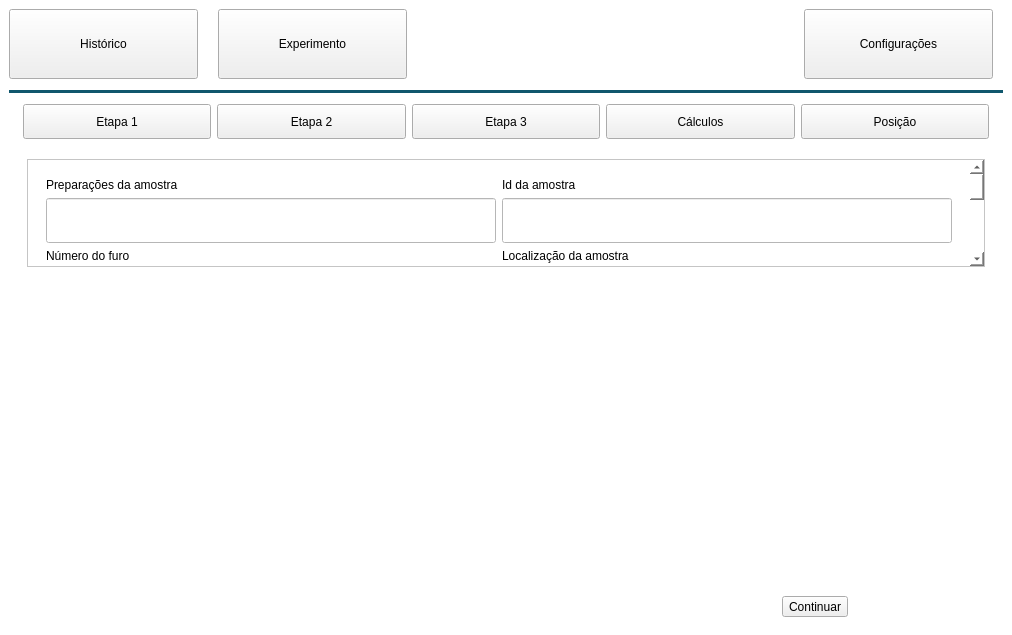
First picture: the form in Code/Interface/mainwindow.ui, repository Matheusodias/infralab_direct_shear_embedded_interface, before the edit.
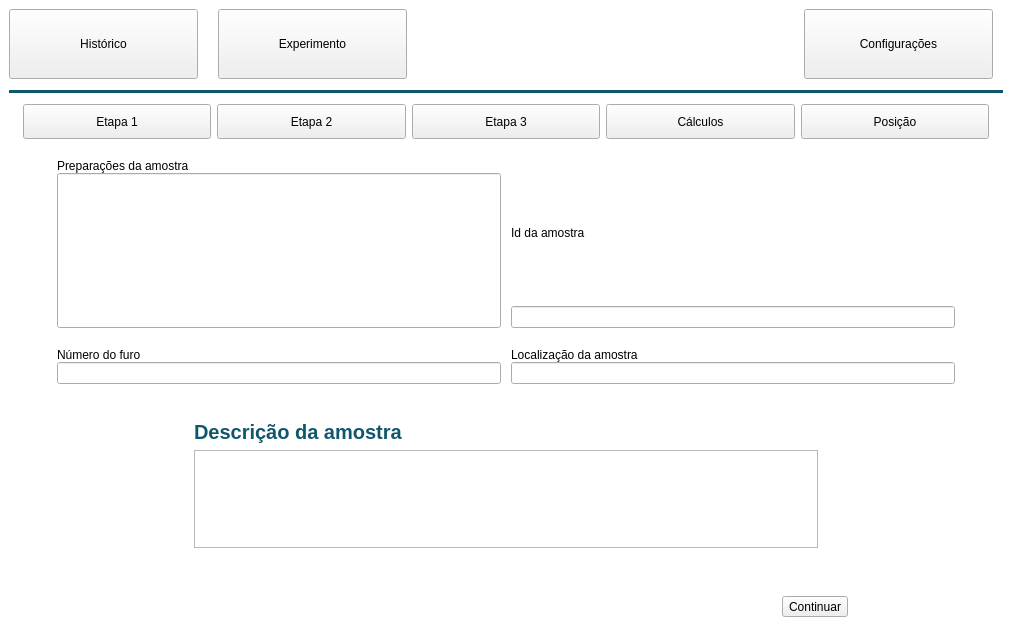
Second picture: the form after the edit. The open tabs and pages were chosen to show the change. Icons and pictures are not drawn.

Commit message: Add 3 phases pages and create prototypes for experiment class.

Patch:
```diff
--- a/Code/Interface/mainwindow.ui
+++ b/Code/Interface/mainwindow.ui
@@ -639,195 +639,187 @@
                </layout>
               </widget>
               <widget class="QWidget" name="phase2_page">
-               <layout class="QVBoxLayout" name="verticalLayout_6" stretch="3,9,2">
+               <layout class="QVBoxLayout" name="verticalLayout_23" stretch="6,3,1,2">
                 <item>
-                 <widget class="QScrollArea" name="scrollAreaPhase2">
-                  <property name="minimumSize">
-                   <size>
-                    <width>200</width>
-                    <height>85</height>
-                   </size>
+                 <layout class="QGridLayout" name="phase2_gridLayout">
+                  <property name="leftMargin">
+                   <number>30</number>
                   </property>
-                  <property name="styleSheet">
-                   <string notr="true">background-color:white;
-</string>
+                  <property name="topMargin">
+                   <number>0</number>
                   </property>
-                  <property name="frameShadow">
-                   <enum>QFrame::Raised</enum>
+                  <property name="rightMargin">
+                   <number>30</number>
                   </property>
-                  <property name="lineWidth">
-                   <number>1</number>
+                  <property name="bottomMargin">
+                   <number>30</number>
                   </property>
-                  <property name="widgetResizable">
-                   <bool>true</bool>
+                  <property name="horizontalSpacing">
+                   <number>10</number>
                   </property>
-                  <widget class="QWidget" name="scrollAreaWidgetContentsPhase2">
-                   <property name="geometry">
-                    <rect>
-                     <x>0</x>
-                     <y>0</y>
-                     <width>942</width>
-                     <height>518</height>
-                    </rect>
-                   </property>
-                   <layout class="QVBoxLayout" name="verticalLayout_5">
+                  <property name="verticalSpacing">
+                   <number>20</number>
+                  </property>
+                  <item row="1" column="0">
+                   <layout class="QVBoxLayout" name="boringNumber_layout">
                     <item>
-                     <widget class="QFrame" name="frame_Phase2">
+                     <widget class="QLabel" name="label_20">
+                      <property name="text">
+                       <string>Número do furo</string>
+                      </property>
+                     </widget>
+                    </item>
+                    <item>
+                     <widget class="QLineEdit" name="lineEdit_18"/>
+                    </item>
+                   </layout>
+                  </item>
+                  <item row="1" column="1">
+                   <layout class="QVBoxLayout" name="sampleLocation_layout">
+                    <item>
+                     <widget class="QLabel" name="label_18">
+                      <property name="text">
+                       <string>Localização da amostra</string>
+                      </property>
+                     </widget>
+                    </item>
+                    <item>
+                     <widget class="QLineEdit" name="lineEdit_16"/>
+                    </item>
+                   </layout>
+                  </item>
+                  <item row="0" column="0">
+                   <layout class="QVBoxLayout" name="samplePreparation_Layout" stretch="0,0">
+                    <property name="spacing">
+                     <number>0</number>
+                    </property>
+                    <item>
+                     <widget class="QLabel" name="label_17">
+                      <property name="sizePolicy">
+                       <sizepolicy hsizetype="Preferred" vsizetype="Preferred">
+                        <horstretch>0</horstretch>
+                        <verstretch>0</verstretch>
+                       </sizepolicy>
+                      </property>
+                      <property name="styleSheet">
+                       <string notr="true"/>
+                      </property>
+                      <property name="text">
+                       <string>Preparações da amostra</string>
+                      </property>
+                      <property name="alignment">
+                       <set>Qt::AlignBottom|Qt::AlignLeading|Qt::AlignLeft</set>
+                      </property>
+                     </widget>
+                    </item>
+                    <item>
+                     <widget class="QLineEdit" name="lineEdit_15">
+                      <property name="sizePolicy">
+                       <sizepolicy hsizetype="Expanding" vsizetype="Expanding">
+                        <horstretch>0</horstretch>
+                        <verstretch>0</verstretch>
+                       </sizepolicy>
+                      </property>
+                      <property name="styleSheet">
+                       <string notr="true"/>
+                      </property>
+                     </widget>
+                    </item>
+                   </layout>
+                  </item>
+                  <item row="0" column="1">
+                   <layout class="QVBoxLayout" name="sampleIdLayout">
+                    <item>
+                     <widget class="QLabel" name="label_15">
+                      <property name="text">
+                       <string>Id da amostra</string>
+                      </property>
+                     </widget>
+                    </item>
+                    <item>
+                     <widget class="QLineEdit" name="lineEdit_13"/>
+                    </item>
+                   </layout>
+                  </item>
+                 </layout>
+                </item>
+                <item>
+                 <layout class="QHBoxLayout" name="layout_SampleDescription" stretch="1,5,1">
+                  <item>
+                   <spacer name="horizontalSpacer_8">
+                    <property name="orientation">
+                     <enum>Qt::Horizontal</enum>
+                    </property>
+                    <property name="sizeHint" stdset="0">
+                     <size>
+                      <width>40</width>
+                      <height>20</height>
+                     </size>
+                    </property>
+                   </spacer>
+                  </item>
+                  <item>
+                   <layout class="QVBoxLayout" name="sampleDescription_layout">
+                    <property name="leftMargin">
+                     <number>30</number>
+                    </property>
+                    <property name="rightMargin">
+                     <number>30</number>
+                    </property>
+                    <item>
+                     <widget class="QLabel" name="label_21">
+                      <property name="font">
+                       <font>
+                        <pointsize>15</pointsize>
+                        <bold>true</bold>
+                       </font>
+                      </property>
+                      <property name="styleSheet">
+                       <string notr="true">color: #10576D;</string>
+                      </property>
+                      <property name="text">
+                       <string>Descrição da amostra</string>
+                      </property>
+                      <property name="alignment">
+                       <set>Qt::AlignBottom|Qt::AlignLeading|Qt::AlignLeft</set>
+                      </property>
+                     </widget>
+                    </item>
+                    <item>
+                     <widget class="QTextEdit" name="textEdit">
                       <property name="minimumSize">
                        <size>
-                        <width>500</width>
-                        <height>500</height>
+                        <width>100</width>
+                        <height>15</height>
                        </size>
                       </property>
-                      <property name="frameShape">
-                       <enum>QFrame::NoFrame</enum>
+                      <property name="maximumSize">
+                       <size>
+                        <width>1000</width>
+                        <height>16777215</height>
+                       </size>
                       </property>
-                      <property name="frameShadow">
-                       <enum>QFrame::Plain</enum>
-                      </property>
-                      <property name="lineWidth">
-                       <number>0</number>
-                      </property>
-                      <layout class="QVBoxLayout" name="verticalLayout_13" stretch="2,5">
-                       <item>
-                        <layout class="QGridLayout" name="gridLayout_Phase2">
-                         <item row="0" column="0">
-                          <layout class="QVBoxLayout" name="verticalLayout_SamplePreparation">
-                           <item>
-                            <widget class="QLabel" name="label_SamplePreparation">
-                             <property name="text">
-                              <string>Preparações da amostra</string>
-                             </property>
-                            </widget>
-                           </item>
-                           <item>
-                            <widget class="QLineEdit" name="lineEdit_SamplePreparation">
-                             <property name="sizePolicy">
-                              <sizepolicy hsizetype="Expanding" vsizetype="Expanding">
-                               <horstretch>0</horstretch>
-                               <verstretch>0</verstretch>
-                              </sizepolicy>
-                             </property>
-                             <property name="minimumSize">
-                              <size>
-                               <width>100</width>
-                               <height>15</height>
-                              </size>
-                             </property>
-                             <property name="alignment">
-                              <set>Qt::AlignLeading|Qt::AlignLeft|Qt::AlignTop</set>
-                             </property>
-                            </widget>
-                           </item>
-                          </layout>
-                         </item>
-                         <item row="0" column="1">
-                          <layout class="QVBoxLayout" name="verticalLayout_SampleId">
-                           <item>
-                            <widget class="QLabel" name="label_SampleId">
-                             <property name="text">
-                              <string>Id da amostra</string>
-                             </property>
-                            </widget>
-                           </item>
-                           <item>
-                            <widget class="QLineEdit" name="lineEdit_SampleId">
-                             <property name="sizePolicy">
-                              <sizepolicy hsizetype="Expanding" vsizetype="Expanding">
-                               <horstretch>0</horstretch>
-                               <verstretch>0</verstretch>
-                              </sizepolicy>
-                             </property>
-                             <property name="alignment">
-                              <set>Qt::AlignLeading|Qt::AlignLeft|Qt::AlignTop</set>
-                             </property>
-                            </widget>
-                           </item>
-                          </layout>
-                         </item>
-                         <item row="1" column="0">
-                          <layout class="QVBoxLayout" name="verticalLayout_BoringNumber">
-                           <item>
-                            <widget class="QLabel" name="label_BoringNumber">
-                             <property name="text">
-                              <string>Número do furo</string>
-                             </property>
-                            </widget>
-                           </item>
-                           <item>
-                            <widget class="QLineEdit" name="lineEdit_BoringNumber">
-                             <property name="sizePolicy">
-                              <sizepolicy hsizetype="Expanding" vsizetype="Expanding">
-                               <horstretch>0</horstretch>
-                               <verstretch>0</verstretch>
-                              </sizepolicy>
-                             </property>
-                             <property name="alignment">
-                              <set>Qt::AlignLeading|Qt::AlignLeft|Qt::AlignTop</set>
-                             </property>
-                            </widget>
-                           </item>
-                          </layout>
-                         </item>
-                         <item row="1" column="1">
-                          <layout class="QVBoxLayout" name="verticalLayout_SampleLocalization">
-                           <item>
-                            <widget class="QLabel" name="label_SampleLocalization">
-                             <property name="text">
-                              <string>Localização da amostra</string>
-                             </property>
-                            </widget>
-                           </item>
-                           <item>
-                            <widget class="QLineEdit" name="lineEdit_SampleLocalization">
-                             <property name="sizePolicy">
-                              <sizepolicy hsizetype="Expanding" vsizetype="Expanding">
-                               <horstretch>0</horstretch>
-                               <verstretch>0</verstretch>
-                              </sizepolicy>
-                             </property>
-                             <property name="alignment">
-                              <set>Qt::AlignLeading|Qt::AlignLeft|Qt::AlignTop</set>
-                             </property>
-                            </widget>
-                           </item>
-                          </layout>
-                         </item>
-                        </layout>
-                       </item>
-                       <item>
-                        <layout class="QVBoxLayout" name="verticalLayout_SampleDescription">
-                         <item>
-                          <widget class="QLabel" name="label_SampleDescription">
-                           <property name="text">
-                            <string>Descrição da amostra</string>
-                           </property>
-                          </widget>
-                         </item>
-                         <item>
-                          <widget class="QLineEdit" name="lineEdit_SampleDescription">
-                           <property name="sizePolicy">
-                            <sizepolicy hsizetype="Expanding" vsizetype="Expanding">
-                             <horstretch>0</horstretch>
-                             <verstretch>0</verstretch>
-                            </sizepolicy>
-                           </property>
-                           <property name="alignment">
-                            <set>Qt::AlignLeading|Qt::AlignLeft|Qt::AlignTop</set>
-                           </property>
-                          </widget>
-                         </item>
-                        </layout>
-                       </item>
-                      </layout>
                      </widget>
                     </item>
                    </layout>
-                  </widget>
-                 </widget>
+                  </item>
+                  <item>
+                   <spacer name="horizontalSpacer_9">
+                    <property name="orientation">
+                     <enum>Qt::Horizontal</enum>
+                    </property>
+                    <property name="sizeHint" stdset="0">
+                     <size>
+                      <width>40</width>
+                      <height>20</height>
+                     </size>
+                    </property>
+                   </spacer>
+                  </item>
+                 </layout>
                 </item>
                 <item>
-                 <spacer name="verticalSpacer_3">
+                 <spacer name="verticalSpacer_2">
                   <property name="orientation">
                    <enum>Qt::Vertical</enum>
                   </property>
```
Left out of the diff: 478 changed lines with no effect on the pictures. The commit also changes 23 other files.
